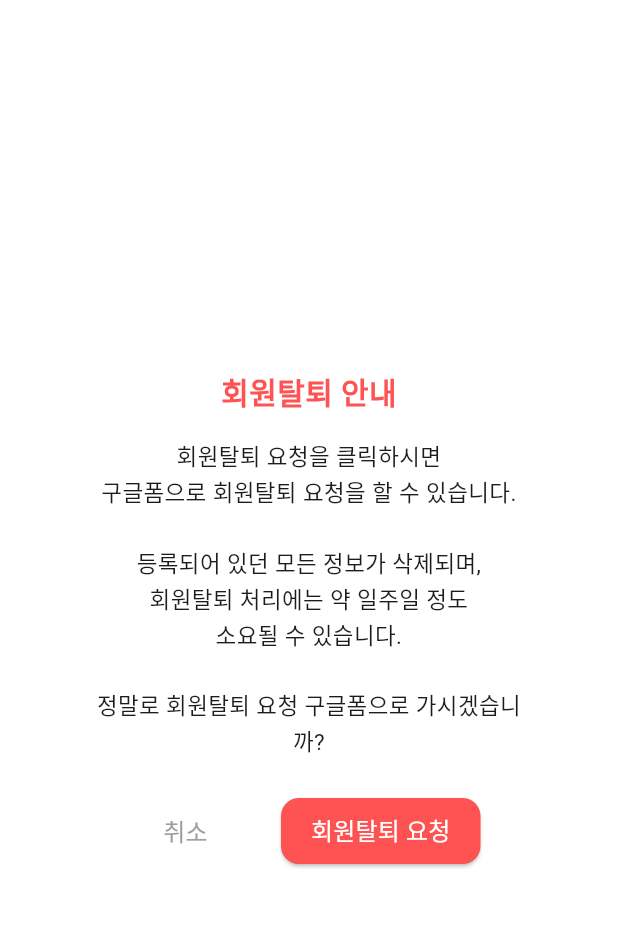
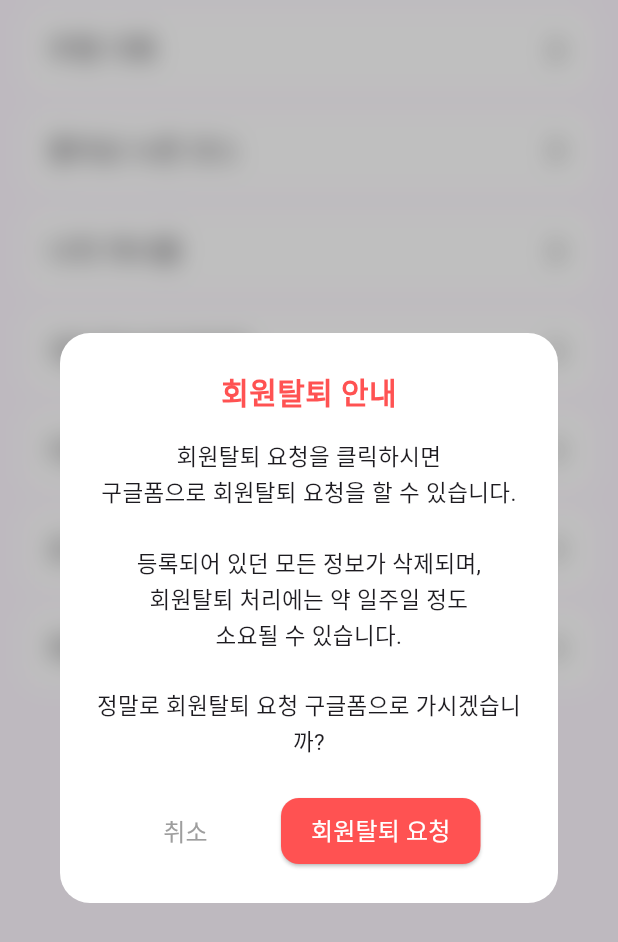
Before and after one commit to 21TripRider/triprider-flutter, a Flutter app: the MyPage_Bottom widget shown alone on an empty page, opened directly, after a tap on "회원탈퇴", on a phone screen of 412 x 824 dp. Shown: the top 942 px of the screen. Run offline on Flutter 3.47's test engine with Material 3 defaults, Android fonts, the light colour scheme and no system bars; our stand-ins replace flutter_svg, geolocator, google_maps_flutter, google_sign_in, image_picker, permission_handler and 3 more; missing offline and left inert: flutter_polyline_points, kakao_flutter_sdk_common, kakao_flutter_sdk_user; accounts and stored records are empty; network calls fail; Roboto replaces fonts that are missing (Pretendard); project files that could hold a hidden picture were left out.

Commit message:
카카오맵 최종본

```diff
--- a/lib/screens/MyPage/Mypage_Screen.dart
+++ b/lib/screens/MyPage/Mypage_Screen.dart
@@ -1,6 +1,7 @@
 // lib/screens/MyPage/mypage_screen.dart
 import 'dart:io';
 import 'dart:convert';
+import 'dart:ui' show ImageFilter;
 
 import 'package:flutter/material.dart';
 import 'package:image_picker/image_picker.dart';
@@ -292,10 +293,7 @@ Future<String> uploadProfileImage(File imageFile) async {
 }
 
 /// =========================
-/// 🔧 인트로 정규화 (여기가 핵심 추가)
-/// - null/빈문자/'null'/'undefined' → null
-/// - '{"intro":null}' / '{"intro":""}' 같은 이중 인코딩 문자열 → 파싱해 null 처리
-/// - '{"intro":"text"}' → 'text'
+/// 🔧 인트로 정규화
 /// =========================
 String? _normalizeIntro(dynamic raw) {
   if (raw == null) return null;
@@ -381,7 +379,7 @@ class _MypageScreenState extends State<MypageScreen>
       setState(() {
         _nickname = (mp.nickname.isNotEmpty) ? mp.nickname : '라이더';
 
-        // ✅ 인트로 정규화 적용 ({"intro":null} → null 처리)
+        // ✅ 인트로 정규화 적용
         final normalized = _normalizeIntro(mp.intro);
         _introText = (normalized == null || normalized.isEmpty)
             ? kIntroPlaceholderText
@@ -673,31 +671,46 @@ class MyPage_top extends StatelessWidget {
 /// =========================
 class MyPage_Bottom extends StatelessWidget {
   const MyPage_Bottom({super.key});
+
   @override
   Widget build(BuildContext context) {
     return Column(
       children: [
-        _buildMenuItem(context, '주행 기록', const RecordScreen()),
-        _buildMenuItem(context, '좋아요 누른 코스', const SaveCourseScreen()),
-        _buildMenuItem(context, '나의 게시물', const MyUploadScreen()),
-        _buildMenuItem(context, '개인정보처리방침', const PrivacyPolicyScreen()),
-        _buildMenuItem(context, '이용약관', const TermsOfServiceScreen()),
-        _buildMenuItem(context, '로그아웃', const LogoutScreen()),
-        _buildMenuItem(context, '회원탈퇴', const DeleteAccountDialog()),
+        _buildMenuItem(context, '주행 기록', destinationPage: const RecordScreen()),
+        _buildMenuItem(context, '좋아요 누른 코스', destinationPage: const SaveCourseScreen()),
+        _buildMenuItem(context, '나의 게시물', destinationPage: const MyUploadScreen()),
+        _buildMenuItem(context, '개인정보처리방침', destinationPage: const PrivacyPolicyScreen()),
+        _buildMenuItem(context, '이용약관', destinationPage: const TermsOfServiceScreen()),
+        _buildMenuItem(context, '로그아웃', destinationPage: const LogoutScreen()),
+
+        // ✅ 회원탈퇴: 블러 배경 + 마이페이지 위에서 모달로 표시
+        _buildMenuItem(
+          context,
+          '회원탈퇴',
+          onTap: () => _showDeleteDialog(context),
+        ),
       ],
     );
   }
 
+  /// 공통 메뉴 아이템 (onTap이 주어지면 그것을 실행, 없으면 destinationPage로 push)
   Widget _buildMenuItem(
       BuildContext context,
-      String title,
-      Widget destinationPage,
-      ) {
+      String title, {
+        Widget? destinationPage,
+        VoidCallback? onTap,
+      }) {
     return GestureDetector(
-      onTap: () => Navigator.push(
-        context,
-        MaterialPageRoute(builder: (_) => destinationPage),
-      ),
+      onTap: () {
+        if (onTap != null) {
+          onTap();
+        } else if (destinationPage != null) {
+          Navigator.push(
+            context,
+            MaterialPageRoute(builder: (_) => destinationPage),
+          );
+        }
+      },
       child: Container(
         margin: const EdgeInsets.symmetric(horizontal: 16, vertical: 6),
         padding: const EdgeInsets.symmetric(horizontal: 16, vertical: 14),
@@ -713,6 +726,43 @@ class MyPage_Bottom extends StatelessWidget {
           ],
         ),
       ),
+    );
+  }
+
+  /// ✅ 흐림(블러) + 딤 처리된 다이얼로그
+  Future<void> _showDeleteDialog(BuildContext context) async {
+    await showGeneralDialog(
+      context: context,
+      barrierDismissible: true,
+      barrierLabel: '회원탈퇴',
+      // barrierColor를 투명으로 두고, 내부에서 BackdropFilter + 반투명 레이어 적용
+      barrierColor: Colors.transparent,
+      pageBuilder: (ctx, anim1, anim2) {
+        return Stack(
+          children: [
+            // 화면 전체 블러 + 살짝 어둡게
+            Positioned.fill(
+              child: BackdropFilter(
+                filter: ImageFilter.blur(sigmaX: 8, sigmaY: 8),
+                child: Container(color: Colors.black.withOpacity(0.25)),
+              ),
+            ),
+            // 실제 다이얼로그
+            const Center(child: DeleteAccountDialog()),
+          ],
+        );
+      },
+      transitionBuilder: (ctx, anim, _, child) {
+        final curved = CurvedAnimation(parent: anim, curve: Curves.easeOutCubic);
+        return FadeTransition(
+          opacity: curved,
+          child: ScaleTransition(
+            scale: Tween<double>(begin: .95, end: 1).animate(curved),
+            child: child,
+          ),
+        );
+      },
+      transitionDuration: const Duration(milliseconds: 180),
     );
   }
 }
@@ -849,8 +899,7 @@ class _EditProfileSheetState extends State<EditProfileSheet> {
                     borderRadius: BorderRadius.circular(12),
                     borderSide: BorderSide.none,
                   ),
-                  contentPadding:
-                  const EdgeInsets.symmetric(horizontal: 14, vertical: 12),
+                  contentPadding: const EdgeInsets.symmetric(horizontal: 14, vertical: 12),
                 ),
               ),
               const SizedBox(height: 12),
@@ -873,8 +922,8 @@ class _EditProfileSheetState extends State<EditProfileSheet> {
                 ),
                 child: const Text(
                   '저장',
-                  style: TextStyle(
-                      fontSize: 16, fontWeight: FontWeight.w600, color: Colors.black),
+                  style:
+                  TextStyle(fontSize: 16, fontWeight: FontWeight.w600, color: Colors.black),
                 ),
               ),
             ],
--- a/pubspec.yaml
+++ b/pubspec.yaml
@@ -61,3 +61,4 @@ flutter:
 
   assets:
     - assets/image/
+    - assets/image/Gps.png
```
Also changed, not shown: lib/screens/Map/KakaoMapScreen.dart (+4 -6 lines), assets/image/Gps.png (added), 2 other files.
